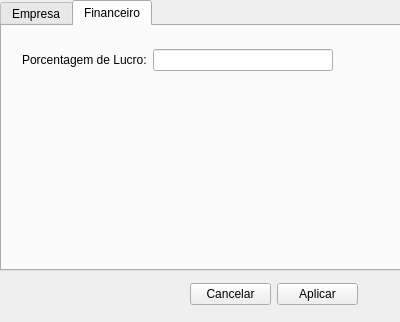
The window that config.ui (GabR36/QEstoqueLoja) describes before a commit, drawn with Qt 5.
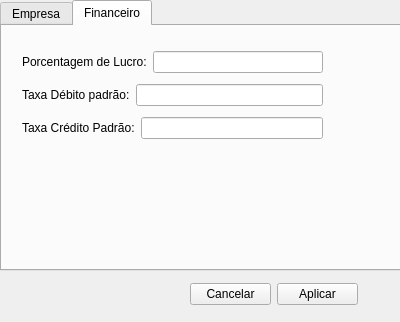
The same window after the commit. The open tabs and pages were chosen to show the change.

Commit message:
adicionar configuracao taxas debito e credito
taxas padrao de debito e credito poderem ser configuradas. adicionar os
keyvalue na tabela config e os campos no lineedit janela config. tive que
corrigir alguns erros do campo config email da empresa.

What changed in the file:
```diff
--- a/config.ui
+++ b/config.ui
@@ -121,10 +121,12 @@
       <rect>
        <x>20</x>
        <y>20</y>
-       <width>311</width>
-       <height>28</height>
+       <width>301</width>
+       <height>98</height>
       </rect>
      </property>
+     <layout class="QVBoxLayout" name="verticalLayout_2">
+      <item>
      <layout class="QHBoxLayout" name="horizontalLayout_6">
       <item>
        <widget class="QLabel" name="label_6">
@@ -137,10 +139,40 @@
        <widget class="QLineEdit" name="Ledt_LucroEmpresa"/>
       </item>
      </layout>
-    </widget>
-   </widget>
-  </widget>
-  <widget class="QWidget" name="">
+      </item>
+      <item>
+       <layout class="QHBoxLayout" name="horizontalLayout_8">
+        <item>
+         <widget class="QLabel" name="label_7">
+          <property name="text">
+           <string>Taxa Débito padrão:</string>
+          </property>
+         </widget>
+        </item>
+        <item>
+         <widget class="QLineEdit" name="Ledt_debito"/>
+        </item>
+       </layout>
+      </item>
+      <item>
+       <layout class="QHBoxLayout" name="horizontalLayout_9">
+        <item>
+         <widget class="QLabel" name="label_8">
+          <property name="text">
+           <string>Taxa Crédito Padrão:</string>
+          </property>
+         </widget>
+        </item>
+        <item>
+         <widget class="QLineEdit" name="Ledt_credito"/>
+        </item>
+       </layout>
+      </item>
+     </layout>
+    </widget>
+   </widget>
+  </widget>
+  <widget class="QWidget" name="layoutWidget">
    <property name="geometry">
     <rect>
      <x>190</x>
```
Left out of the diff: 2 changed lines with no effect on the pictures. Lines whose indentation alone changed are shown as unchanged. The commit also changes 2 other files.
